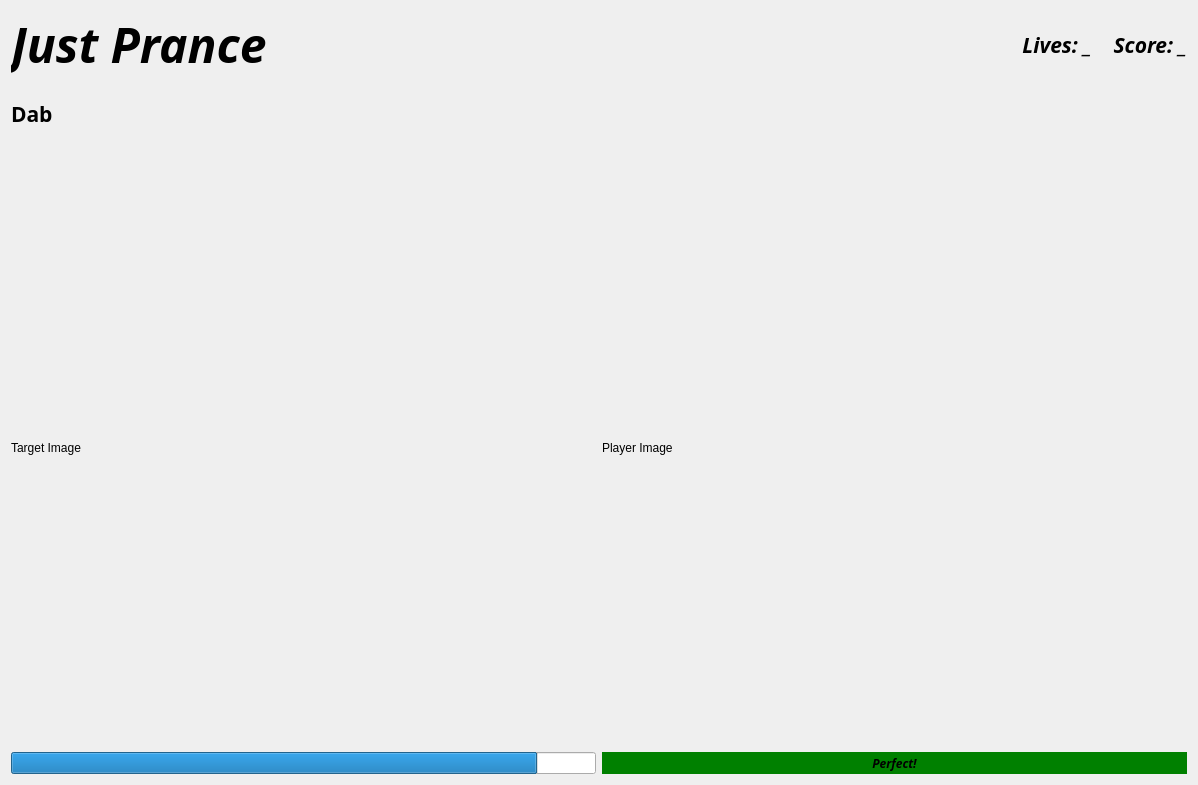
BradyCason/CV-Dance-Game, file Dance_Game/game_screen2.ui: the form before one commit.
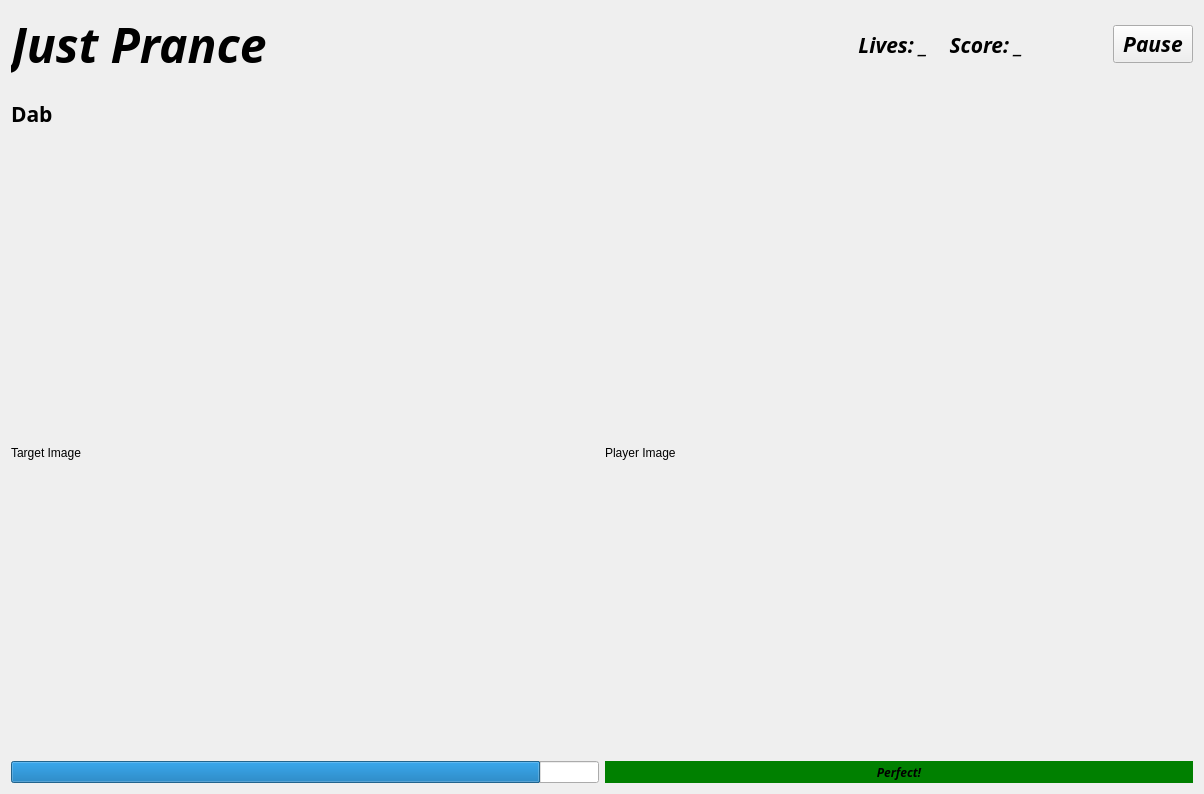
The form after the commit.

Commit message: Added screen switching

The edit to the form file:
```diff
--- a/Dance_Game/game_screen2.ui
+++ b/Dance_Game/game_screen2.ui
@@ -6,14 +6,53 @@
    <rect>
     <x>0</x>
     <y>0</y>
-    <width>1198</width>
-    <height>785</height>
+    <width>1204</width>
+    <height>794</height>
    </rect>
   </property>
   <property name="windowTitle">
    <string>Form</string>
   </property>
-  <layout class="QGridLayout" name="gridLayout_2" rowstretch="1,1,10,1" columnstretch="1,1,0">
+  <layout class="QGridLayout" name="gridLayout_2" rowstretch="1,1,10,1" columnstretch="1,1,0,0">
+   <item row="3" column="1">
+    <widget class="QLabel" name="move_status">
+     <property name="font">
+      <font>
+       <family>Sans Serif Collection</family>
+       <weight>75</weight>
+       <italic>true</italic>
+       <bold>true</bold>
+      </font>
+     </property>
+     <property name="styleSheet">
+      <string notr="true">QLabel {background-color: green;}</string>
+     </property>
+     <property name="text">
+      <string>Perfect!</string>
+     </property>
+     <property name="scaledContents">
+      <bool>false</bool>
+     </property>
+     <property name="alignment">
+      <set>Qt::AlignCenter</set>
+     </property>
+    </widget>
+   </item>
+   <item row="1" column="0">
+    <widget class="QLabel" name="dance_name">
+     <property name="font">
+      <font>
+       <family>Sans Serif Collection</family>
+       <pointsize>16</pointsize>
+       <weight>75</weight>
+       <bold>true</bold>
+      </font>
+     </property>
+     <property name="text">
+      <string>Dab</string>
+     </property>
+    </widget>
+   </item>
    <item row="0" column="0">
     <widget class="QLabel" name="title">
      <property name="font">
@@ -31,21 +70,6 @@
      </property>
     </widget>
    </item>
-   <item row="1" column="0">
-    <widget class="QLabel" name="dance_name">
-     <property name="font">
-      <font>
-       <family>Sans Serif Collection</family>
-       <pointsize>16</pointsize>
-       <weight>75</weight>
-       <bold>true</bold>
-      </font>
-     </property>
-     <property name="text">
-      <string>Dab</string>
-     </property>
-    </widget>
-   </item>
    <item row="2" column="0">
     <widget class="QLabel" name="target_img">
      <property name="text">
@@ -70,31 +94,9 @@
      </property>
     </widget>
    </item>
-   <item row="3" column="1">
-    <widget class="QLabel" name="move_status">
-     <property name="font">
-      <font>
-       <family>Sans Serif Collection</family>
-       <weight>75</weight>
-       <italic>true</italic>
-       <bold>true</bold>
-      </font>
-     </property>
-     <property name="styleSheet">
-      <string notr="true">QLabel {background-color: green;}</string>
-     </property>
-     <property name="text">
-      <string>Perfect!</string>
-     </property>
-     <property name="scaledContents">
-      <bool>false</bool>
-     </property>
-     <property name="alignment">
-      <set>Qt::AlignCenter</set>
-     </property>
-    </widget>
-   </item>
    <item row="0" column="1">
+    <layout class="QHBoxLayout" name="horizontalLayout" stretch="5,1,0">
+     <item>
     <widget class="QLabel" name="score_label">
      <property name="font">
       <font>
@@ -112,6 +114,43 @@
       <set>Qt::AlignRight|Qt::AlignTrailing|Qt::AlignVCenter</set>
      </property>
     </widget>
+     </item>
+     <item>
+      <spacer name="verticalSpacer">
+       <property name="orientation">
+        <enum>Qt::Vertical</enum>
+       </property>
+       <property name="sizeHint" stdset="0">
+        <size>
+         <width>20</width>
+         <height>40</height>
+        </size>
+       </property>
+      </spacer>
+     </item>
+     <item>
+      <widget class="QPushButton" name="pause_button">
+       <property name="sizePolicy">
+        <sizepolicy hsizetype="Fixed" vsizetype="Fixed">
+         <horstretch>0</horstretch>
+         <verstretch>0</verstretch>
+        </sizepolicy>
+       </property>
+       <property name="font">
+        <font>
+         <family>Sans Serif Collection</family>
+         <pointsize>16</pointsize>
+         <weight>75</weight>
+         <italic>true</italic>
+         <bold>true</bold>
+        </font>
+       </property>
+       <property name="text">
+        <string>Pause</string>
+       </property>
+      </widget>
+     </item>
+    </layout>
    </item>
   </layout>
  </widget>
```
Lines whose indentation alone changed are shown as unchanged. The commit also changes 7 other files.
